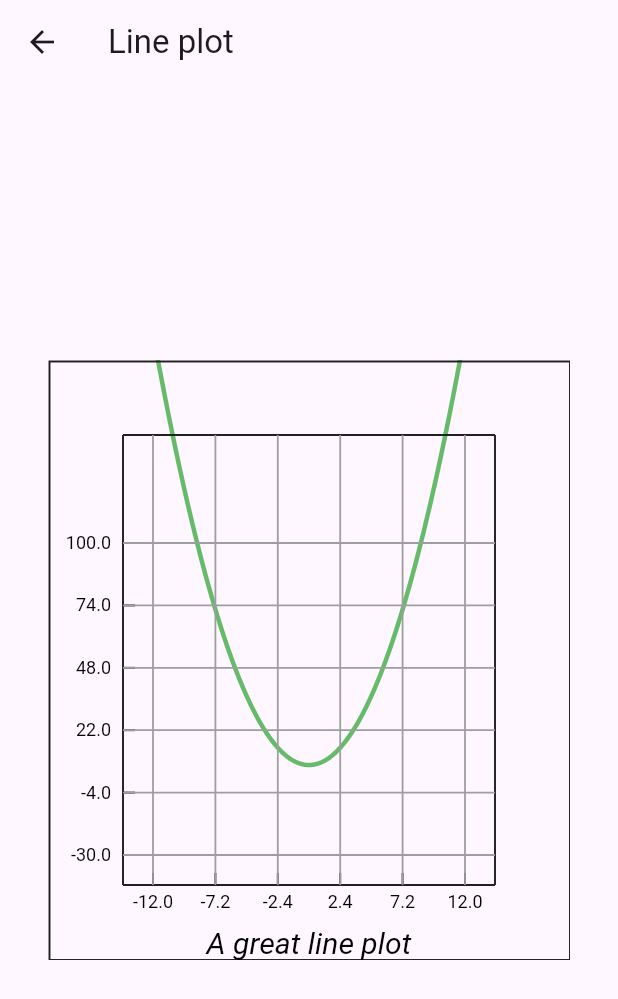
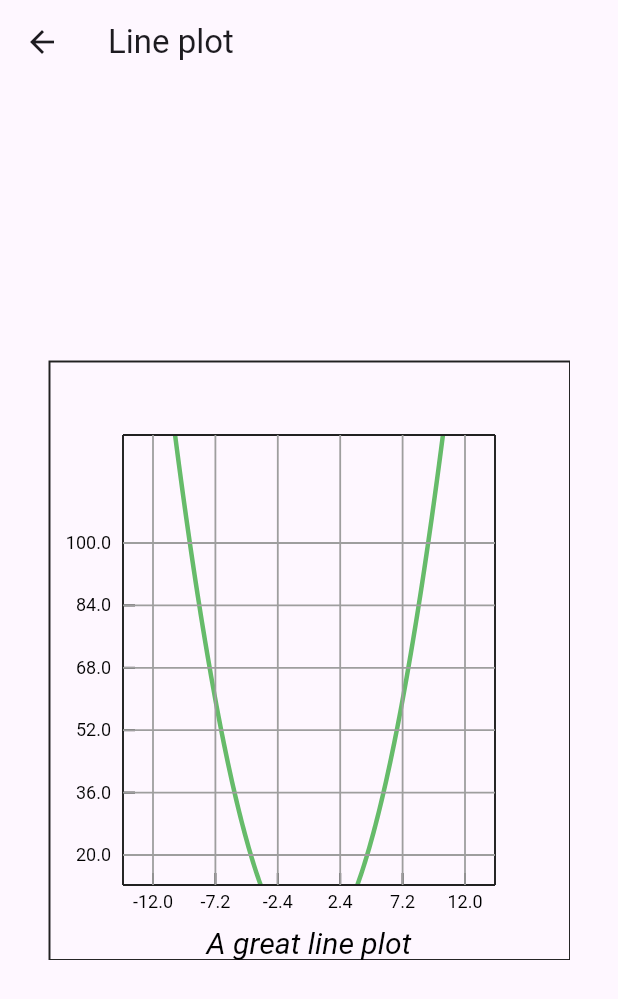
Before and after one commit to ClementBeal/pretty_charts, a Flutter app: the screen it shows after launch, after a tap on "Scatter", on a phone screen of 412 x 824 dp. Shown: the top 999 px of the screen. Run offline on Flutter 3.47's test engine with Material 3 defaults, Android fonts, the phone set to English and light mode, and no system bars.

Commit message:
Clip correctly the plot

```diff
--- a/example/lib/screens/line_plot_screen.dart
+++ b/example/lib/screens/line_plot_screen.dart
@@ -19,7 +19,7 @@ class LinePlotScreen extends StatelessWidget {
             child: LinePlot(
               axes: Axes(
                 xLimits: AxesLimit(-12, 12),
-                yLimits: AxesLimit(-30, 100),
+                yLimits: AxesLimit(20, 100),
                 numberOfTicksOnX: 5,
                 numberOfTicksOnY: 5,
                 showGrid: true,
--- a/lib/src/plots/line_plot.dart
+++ b/lib/src/plots/line_plot.dart
@@ -146,8 +146,11 @@ class LinePlotPainter extends CustomPainter {
 
     final currentLength = totalLength * animationProgress;
 
-    canvas.drawPath(
-        extractPathUntilLength(curvePath, currentLength), curvePainter);
+    final extractedPath = extractPathUntilLength(curvePath, currentLength);
+
+    canvas.clipRect(Rect.fromLTWH(
+        internalPadding, height - internalPadding, paddedWidth, -paddedHeight));
+    canvas.drawPath(extractedPath, curvePainter);
   }
 
   @override
```
